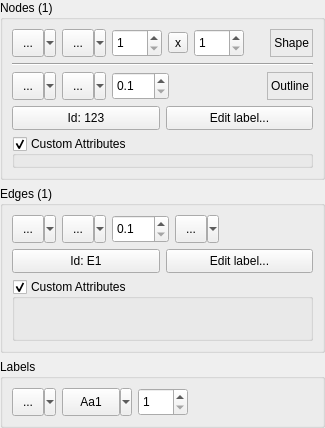
ArsMasiuk/DPSE, file dpse2/src/commonui/CNodeEdgePropertiesUI.ui: the form before one commit.
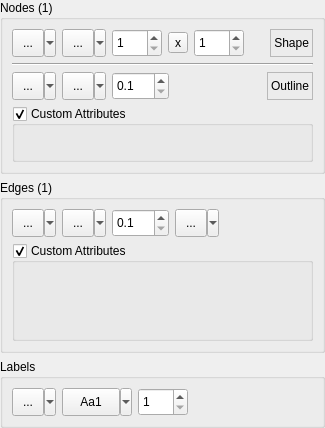
The form after the commit. Custom widgets are drawn as their Qt base class.

Patch:
```diff
--- a/dpse2/src/commonui/CNodeEdgePropertiesUI.ui
+++ b/dpse2/src/commonui/CNodeEdgePropertiesUI.ui
@@ -326,66 +326,6 @@
         </item>
        </layout>
       </item>
-      <item>
-       <layout class="QHBoxLayout" name="horizontalLayout_6">
-        <item>
-         <widget class="QPushButton" name="NodeId">
-          <property name="sizePolicy">
-           <sizepolicy hsizetype="Ignored" vsizetype="Fixed">
-            <horstretch>0</horstretch>
-            <verstretch>0</verstretch>
-           </sizepolicy>
-          </property>
-          <property name="minimumSize">
-           <size>
-            <width>0</width>
-            <height>24</height>
-           </size>
-          </property>
-          <property name="maximumSize">
-           <size>
-            <width>16777215</width>
-            <height>24</height>
-           </size>
-          </property>
-          <property name="toolTip">
-           <string>Click to edit</string>
-          </property>
-          <property name="statusTip">
-           <string>Change Id of the selected node</string>
-          </property>
-          <property name="text">
-           <string>Id: 123</string>
-          </property>
-         </widget>
-        </item>
-        <item>
-         <widget class="QPushButton" name="NodeLabel">
-          <property name="sizePolicy">
-           <sizepolicy hsizetype="Ignored" vsizetype="Fixed">
-            <horstretch>0</horstretch>
-            <verstretch>0</verstretch>
-           </sizepolicy>
-          </property>
-          <property name="minimumSize">
-           <size>
-            <width>0</width>
-            <height>24</height>
-           </size>
-          </property>
-          <property name="maximumSize">
-           <size>
-            <width>16777215</width>
-            <height>24</height>
-           </size>
-          </property>
-          <property name="text">
-           <string>Edit label...</string>
-          </property>
-         </widget>
-        </item>
-       </layout>
-      </item>
       <item>
        <widget class="QGroupBox" name="NodeAttrBox">
         <property name="sizePolicy">
@@ -557,66 +497,6 @@
         </item>
        </layout>
       </item>
-      <item>
-       <layout class="QHBoxLayout" name="horizontalLayout_7">
-        <item>
-         <widget class="QPushButton" name="EdgeId">
-          <property name="sizePolicy">
-           <sizepolicy hsizetype="Ignored" vsizetype="Fixed">
-            <horstretch>0</horstretch>
-            <verstretch>0</verstretch>
-           </sizepolicy>
-          </property>
-          <property name="minimumSize">
-           <size>
-            <width>0</width>
-            <height>24</height>
-           </size>
-          </property>
-          <property name="maximumSize">
-           <size>
-            <width>16777215</width>
-            <height>24</height>
-           </size>
-          </property>
-          <property name="toolTip">
-           <string>Click to edit</string>
-          </property>
-          <property name="statusTip">
-           <string>Change Id of the selected edge</string>
-          </property>
-          <property name="text">
-           <string>Id: E1</string>
-          </property>
-         </widget>
-        </item>
-        <item>
-         <widget class="QPushButton" name="EdgeLabel">
-          <property name="sizePolicy">
-           <sizepolicy hsizetype="Ignored" vsizetype="Fixed">
-            <horstretch>0</horstretch>
-            <verstretch>0</verstretch>
-           </sizepolicy>
-          </property>
-          <property name="minimumSize">
-           <size>
-            <width>0</width>
-            <height>24</height>
-           </size>
-          </property>
-          <property name="maximumSize">
-           <size>
-            <width>16777215</width>
-            <height>24</height>
-           </size>
-          </property>
-          <property name="text">
-           <string>Edit label...</string>
-          </property>
-         </widget>
-        </item>
-       </layout>
-      </item>
       <item>
        <widget class="QGroupBox" name="EdgeAttrBox">
         <property name="sizePolicy">
```
Left out of the diff: 4 changed lines with no effect on the pictures.
